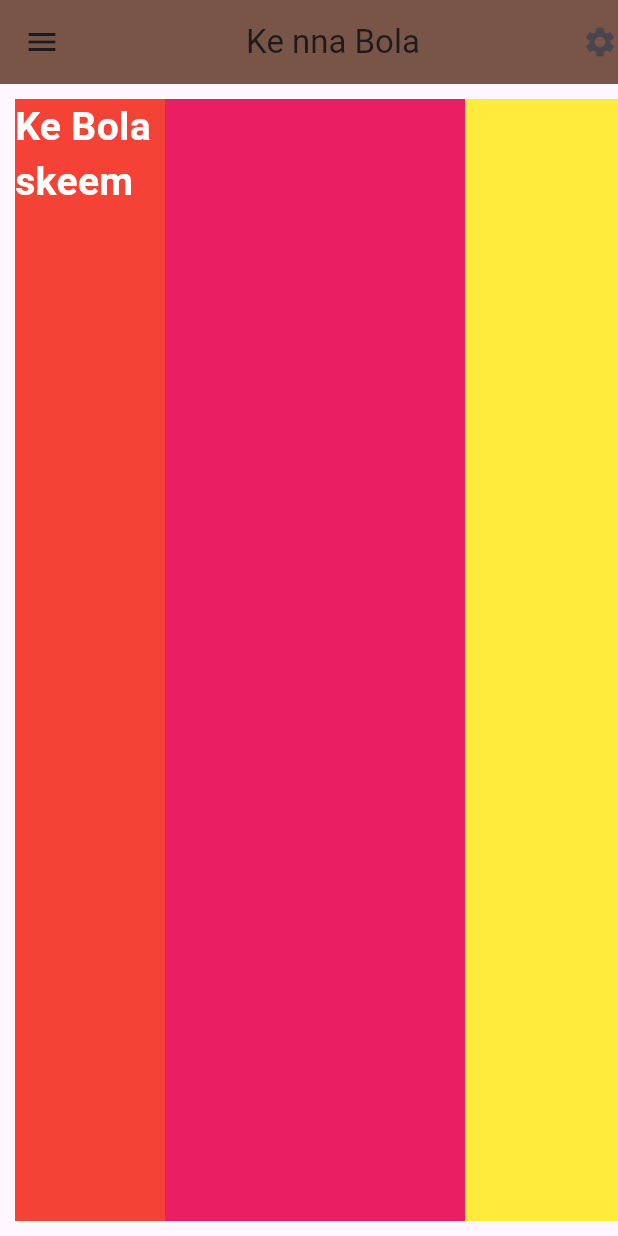
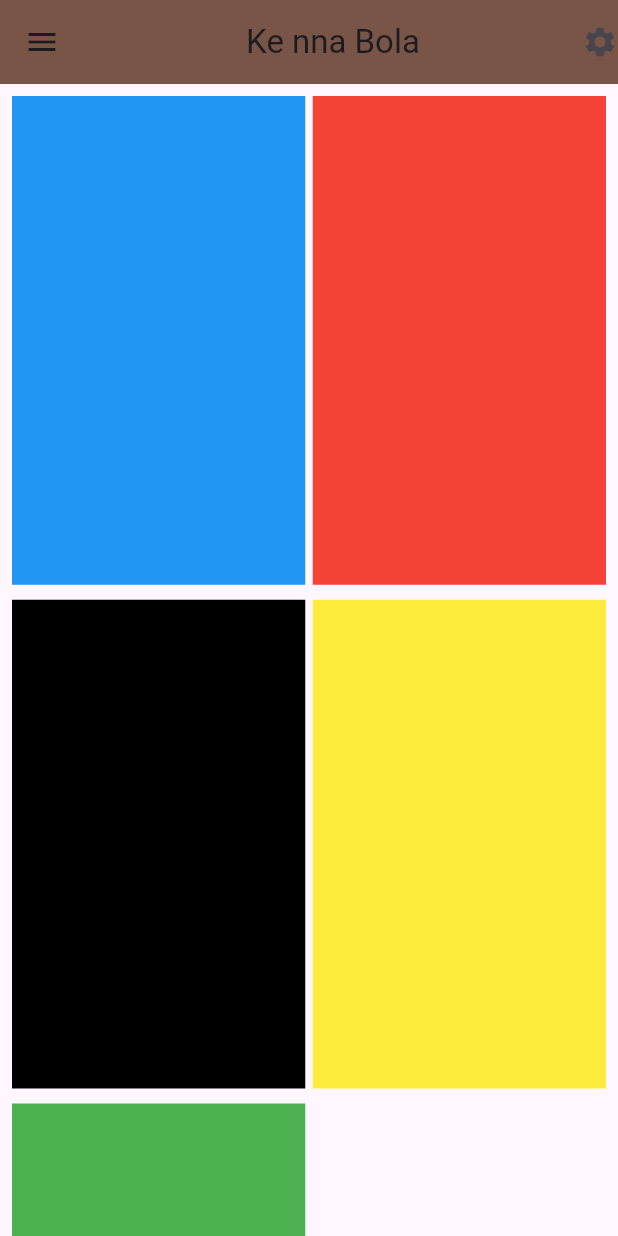
Before and after one commit to Vibes-emojicartoons/practice_app, a Flutter app: the screen it shows after launch, on a phone screen of 412 x 824 dp. Run offline on Flutter 3.47's test engine with Material 3 defaults, Android fonts, the phone set to English and light mode, and no system bars; Roboto replaces fonts that are missing (Rancho).

Commit message:
I managed to practice grid, i find it helpful.

```diff
--- a/lib/main.dart
+++ b/lib/main.dart
@@ -19,6 +19,27 @@ class MyApp extends StatelessWidget {
           actions: [InkWell(child: Icon(Icons.settings))],
         ),
         body: SafeArea(
+          child: GridView.count(
+            padding: EdgeInsets.all(8),
+            crossAxisCount: 2,
+            mainAxisSpacing: 10,
+            crossAxisSpacing: 5,
+            childAspectRatio: 0.6,
+            children: [
+              Container(color: Colors.blue),
+              Container(color: Colors.red),
+              Container(color: Colors.black),
+              Container(color: Colors.yellow),
+              Container(color: Colors.green),
+            ],
+          ),
+        ),
+      ),
+    );
+  }
+}
+///Here is me tryign to scroll horizontally and vertically///
+/* body: SafeArea(
           child: ListView(
             padding: EdgeInsets.all(10),
             scrollDirection: Axis.horizontal,
@@ -42,12 +63,7 @@ class MyApp extends StatelessWidget {
               Container(color: Colors.brown, width: 500),
             ],
           ),
-        ),
-      ),
-    );
-  }
-}
-
+        ), */
 
 
 //Placing an image in different ways//
```
